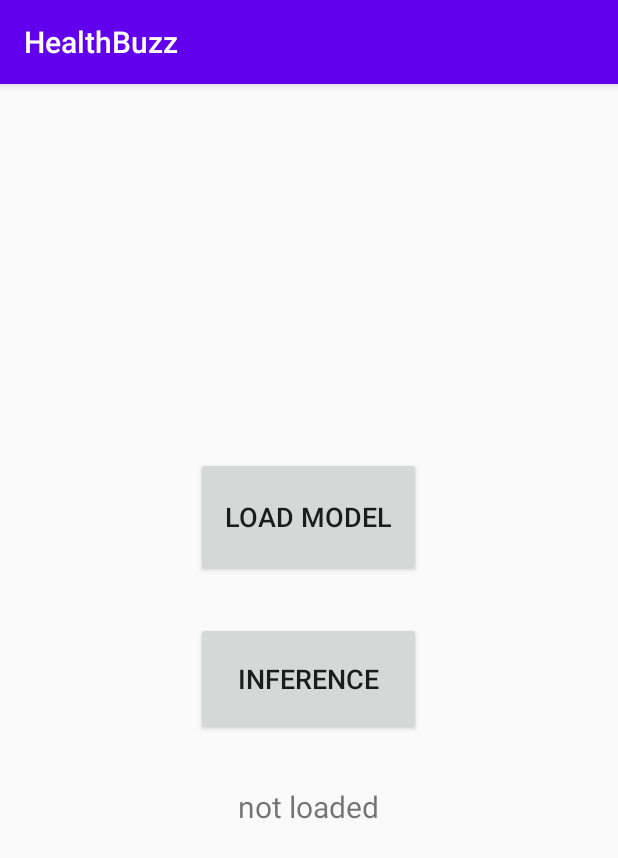
After one commit to HealthBuzzz/2020-2-Mobile-computing-Team-2, an Android app: the model_inference screen opened directly, with no data from a screen before it, on a phone screen of 412 x 824 dp. The commit adds this screen. Shown: the top 858 px of the screen. Run offline under Robolectric (Android 15) with nearby library versions, the phone set to English and light mode, and no system bars; libraries missing offline, so code that uses them is left out: weka.classifiers, weka.core; 1 statement that could not run was skipped.

Commit message:
add code for making inference on current user status, I added inference function to help page for conveninence

```diff
--- /dev/null
+++ b/app/src/main/java/com/healthbuzz/healthbuzz/Processor.java
@@ -0,0 +1,65 @@
+package com.healthbuzz.healthbuzz;
+
+import java.util.ArrayList;
+import java.util.Collections;
+
+import weka.core.Attribute;
+import weka.core.DenseInstance;
+import weka.core.Instance;
+import weka.core.Instances;
+
+class Processor {
+    private final static String TAG = Processor.class.getSimpleName();
+    private int windowSize;
+    private int strideSize;
+
+    Processor(int windowSize, int strideSize) {
+        this.windowSize = windowSize;
+        this.strideSize = strideSize;
+    }
+
+    private ArrayList<Attribute> getAttributes(String[] attributes) {
+        ArrayList<Attribute> attInfo = new ArrayList<>();
+        for (String attribute : attributes) {
+            attInfo.add(new Attribute(attribute));
+        }
+        return attInfo;
+    }
+
+    private Instance mean(Instances window) {
+        int numAxis = window.numAttributes();
+        Instance mean = new DenseInstance(numAxis);
+        for (int i = 0; i < numAxis; i++) {
+            mean.setValue(i, window.meanOrMode(i));
+        }
+        return mean;
+    }
+
+    private Instance var(Instances window) {
+        int numAxis = window.numAttributes();
+        Instance var = new DenseInstance(numAxis);
+        for (int i = 0; i < numAxis; i++) {
+            var.setValue(i, window.variance(i));
+        }
+        return var;
+    }
+
+    Instances extractFeaturesAndAddLabels(Instances data, int label) {
+        Instances meanFeatures = new Instances("mean", getAttributes(new String[]{"mean x", "mean y", "mean z"}), model_inference.initialInstancesSize);
+        Instances varFeatures = new Instances("var", getAttributes(new String[]{"var x", "var y", "var z"}), model_inference.initialInstancesSize);
+        Instances labels = new Instances("label", new ArrayList<Attribute>(Collections.singletonList(model_inference.labelAttr)), model_inference.initialInstancesSize);
+        for (int head = 0; head + this.windowSize <= data.size(); head += this.strideSize) {
+            Instances window = new Instances(data, head, this.windowSize);
+            meanFeatures.add(mean(window));
+            varFeatures.add(var(window));
+
+            Instance labelInstance = new DenseInstance(1);
+            labelInstance.setValue(0, label);
+            labels.add(labelInstance);
+        }
+        Instances featureData = Instances.mergeInstances(meanFeatures, varFeatures);
+        featureData = Instances.mergeInstances(featureData, labels);
+        featureData.setClass(model_inference.labelAttr);
+        return featureData;
+    }
+}
--- a/app/src/main/java/com/healthbuzz/healthbuzz/WelcomeFragment.java
+++ b/app/src/main/java/com/healthbuzz/healthbuzz/WelcomeFragment.java
@@ -66,7 +66,8 @@ public class WelcomeFragment extends Fragment {
             startActivity(new Intent(requireActivity(), DataGettingActivity.class));
             return true;
         } else if (itemId == R.id.help) {
-            Toast.makeText(getActivity(), "Go to help page", Toast.LENGTH_SHORT).show();
+//            Toast.makeText(getActivity(), "Go to help page", Toast.LENGTH_SHORT).show();
+            startActivity(new Intent(requireActivity(), model_inference.class));
             return true;
         }
         return super.onOptionsItemSelected(item);
--- /dev/null
+++ b/app/src/main/java/com/healthbuzz/healthbuzz/model_inference.java
@@ -0,0 +1,203 @@
+package com.healthbuzz.healthbuzz;
+
+import androidx.appcompat.app.AppCompatActivity;
+
+import android.content.Context;
+import android.content.res.AssetManager;
+import android.hardware.Sensor;
+import android.hardware.SensorEvent;
+import android.hardware.SensorEventListener;
+import android.hardware.SensorManager;
+import android.os.Bundle;
+import android.util.Log;
+import android.view.View;
+import android.widget.Button;
+import android.widget.TextView;
+import android.widget.Toast;
+
+import java.io.IOException;
+import java.util.ArrayList;
+import java.util.Arrays;
+
+import weka.classifiers.Classifier;
+import weka.core.Attribute;
+import weka.core.DenseInstance;
+import weka.core.Instance;
+import weka.core.Instances;
+
+public class model_inference extends AppCompatActivity implements SensorEventListener {
+
+    private static final String TAG = model_inference.class.getSimpleName();
+    private Button loadButton;
+    private Button inferenceButton;
+    private TextView inferenceResultView;
+    private static String sitting, walking, running;
+
+    private Sensor accelerometer;
+    private Sensor gyroscope;
+    private SensorManager sm;
+    private final int samplingRate = SensorManager.SENSOR_DELAY_GAME;
+
+    private final int windowSize = 100;
+    private final int strideSize = 20;
+    private final Processor processor = new Processor(windowSize, strideSize);
+    private int stop_count = 0;
+    private int not_stop_count = 0;
+
+    private final Attribute xAttr = new Attribute("x");
+    private final Attribute yAttr = new Attribute("y");
+    private final Attribute zAttr = new Attribute("z");
+    private final ArrayList<Attribute> attributes = new ArrayList<>(Arrays.asList(xAttr, yAttr, zAttr));
+    private static ArrayList<String> labelList;
+    public static Attribute labelAttr;
+    public static final int initialInstancesSize = 2000;
+    private Instances inferenceSegment = new Instances("inference", attributes, initialInstancesSize);
+
+    private boolean isInference = false;
+
+    private Classifier asset_classifier=null;
+
+
+
+    @Override
+    protected void onCreate(Bundle savedInstanceState) {
+        super.onCreate(savedInstanceState);
+        setContentView(R.layout.activity_model_inference);
+        loadButton = findViewById(R.id.load_model);
+        inferenceButton = findViewById(R.id.inference);
+        inferenceResultView = findViewById(R.id.result);
+
+        sm = (SensorManager)getSystemService(Context.SENSOR_SERVICE);
+        accelerometer = sm.getDefaultSensor(Sensor.TYPE_ACCELEROMETER);
+        gyroscope = sm.getDefaultSensor(Sensor.TYPE_GYROSCOPE);
+
+        sitting = "sitting";
+        walking = "walking";
+        running = "running";
+
+        labelList = new ArrayList<>(Arrays.asList(sitting, walking, running));
+        labelAttr = new Attribute("label", labelList);
+
+    }
+
+    @Override
+    public void onSensorChanged(SensorEvent event) {
+        if (event.sensor == accelerometer) {
+            Instance sample = new DenseInstance(attributes.size());
+            for (int i = 0; i < event.values.length; i++) {
+                sample.setValue(i, event.values[i]);
+            }
+            if (isInference) {
+                handleInference(sample);
+            }
+        }
+        else if (event.sensor == gyroscope) {
+            Instance sample = new DenseInstance(attributes.size());
+            for (int i = 0; i < event.values.length; i++) {
+                sample.setValue(i, event.values[i]);
+            }
+            if (isInference) {
+                handleInference(sample);
+            }
+        }
+    }
+
+    private void loadModel(String model_name){
+        Log.d("load_asset_model", "loading the model from asset folder");
+        AssetManager assetManager = getAssets();
+        try{
+            asset_classifier = (Classifier) weka.core.SerializationHelper.read(assetManager.open(model_name));
+        }
+        catch(IOException e){
+            e.printStackTrace();
+        }
+        catch (Exception e){
+            e.printStackTrace();
+        }
+        Toast.makeText(this, "Model loaded", Toast.LENGTH_SHORT).show();
+    }
+
+    public void onLoadmodelClick(View view){
+        loadModel("rf.model");
+    }
+
+    private void handleInference(Instance sample) {
+        inferenceSegment.add(sample);
+        if (inferenceSegment.size() >= windowSize) {
+            Instances features = processor.extractFeaturesAndAddLabels(inferenceSegment, -1);
+            inferenceSegment.clear();
+            Instance feature = features.get(0);
+            if(asset_classifier==null)
+            {
+                loadModel("rf.model");
+            }
+            try {
+
+                //int prediction = (int)classifier.classifyInstance(feature);
+                int prediction = (int)asset_classifier.classifyInstance(feature);
+                //inferenceResultView.setText(labelList.get(prediction));
+
+                Log.d("stop_count",String.valueOf(stop_count));
+                Log.d("prediction",String.valueOf(prediction));
+
+                if(prediction == 0)
+                {
+                    stop_count+=1;
+                    not_stop_count=0;
+                    if(stop_count>50)
+                    {
+                        inferenceResultView.setText("you need to move");
+                    }
+                    else
+                    {
+                        inferenceResultView.setText(labelList.get(prediction));
+                    }
+                }
+                else
+                {
+                    not_stop_count+=1;
+
+                    if(not_stop_count>=5)
+                    {
+                        stop_count=0;
+                    }
+                    inferenceResultView.setText(labelList.get(prediction));
+                }
+            }
+            catch (Exception e) {
+                Log.d(TAG, e.toString());
+                inferenceResultView.setText(getString(R.string.inference_failed));
+                Toast.makeText(getApplicationContext(), "Inference failed!", Toast.LENGTH_SHORT).show();
+            }
+        }
+    }
+
+    public void onInferenceClick(View view) {
+        if (asset_classifier == null) {
+            Toast.makeText(getApplicationContext(), "Model need to be Trained!", Toast.LENGTH_SHORT).show();
+            loadModel("rf.model");
+        }
+        else {
+            isInference = !isInference;
+            onStopClick(view);
+            inferenceSegment.clear();
+            if (isInference) {
+                sm.registerListener(this, accelerometer, samplingRate);
+                sm.registerListener(this, gyroscope, samplingRate);
+                inferenceResultView.setText(getString(R.string.processing));
+            } else {
+                inferenceResultView.setText(getString(R.string.not_inferencing));
+            }
+        }
+    }
+
+    public void onStopClick(View view) {
+        if (!isInference) {
+            sm.unregisterListener(this);
+        }
+    }
+
+    @Override
+    public void onAccuracyChanged(Sensor sensor, int accuracy) {}
+
+}
--- /dev/null
+++ b/app/src/main/res/layout/activity_model_inference.xml
@@ -0,0 +1,35 @@
+<?xml version="1.0" encoding="utf-8"?>
+<LinearLayout xmlns:android="http://schemas.android.com/apk/res/android"
+    xmlns:app="http://schemas.android.com/apk/res-auto"
+    xmlns:tools="http://schemas.android.com/tools"
+    android:orientation="vertical"
+    android:layout_width="match_parent"
+    android:layout_height="match_parent"
+    android:gravity="center">
+
+    <Button
+        android:id="@+id/load_model"
+        android:layout_width="150dp"
+        android:layout_height="80dp"
+        android:onClick="onLoadmodelClick"
+        android:text="load model"
+        android:textSize="18sp" />
+
+    <Button
+        android:id="@+id/inference"
+        android:layout_width="150dp"
+        android:layout_height="75dp"
+        android:layout_marginTop="30dp"
+        android:onClick="onInferenceClick"
+        android:text="inference"
+        android:textSize="18sp" />
+
+    <TextView
+        android:id="@+id/result"
+        android:layout_width="150dp"
+        android:layout_height="75dp"
+        android:layout_marginTop="10dp"
+        android:gravity="center"
+        android:text="not loaded"
+        android:textSize="20sp" />
+</LinearLayout>
--- a/app/src/main/res/values/strings.xml
+++ b/app/src/main/res/values/strings.xml
@@ -17,4 +17,8 @@
     <string name="reset">reset</string>
     <string name="stop_collecting">stop collecting</string>
     <string name="save">save</string>
+
+    <string name="processing">Processing</string>
+    <string name="not_inferencing">Not inferencing</string>
+    <string name="inference_failed">Inference failed</string>
 </resources>
```
